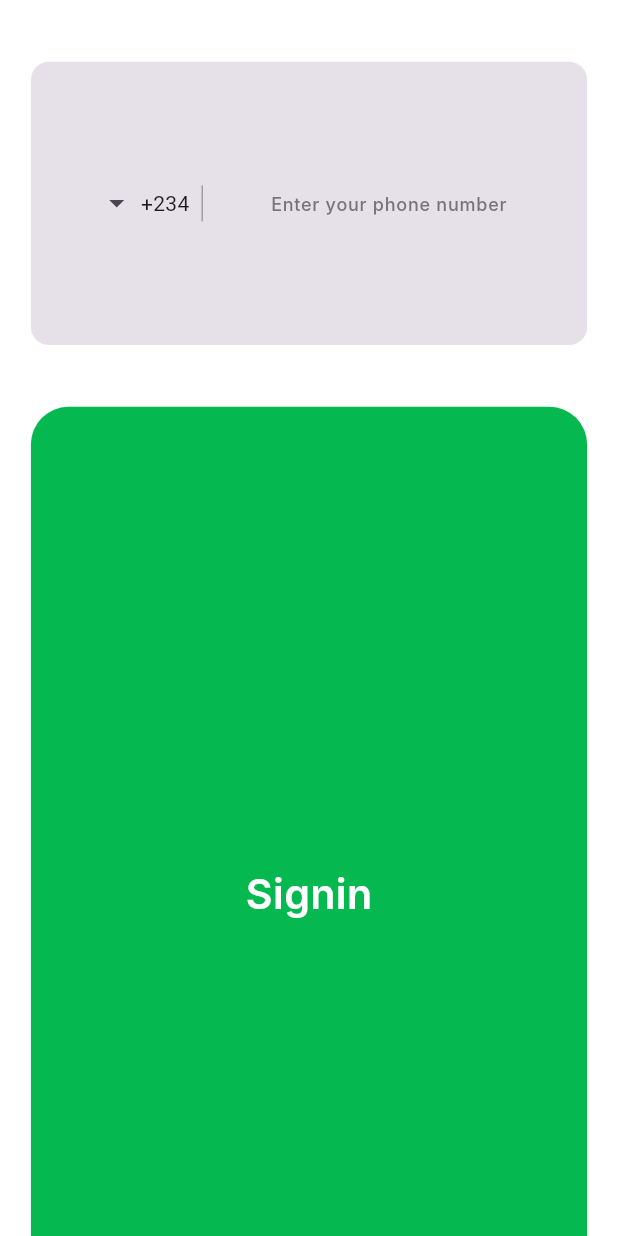
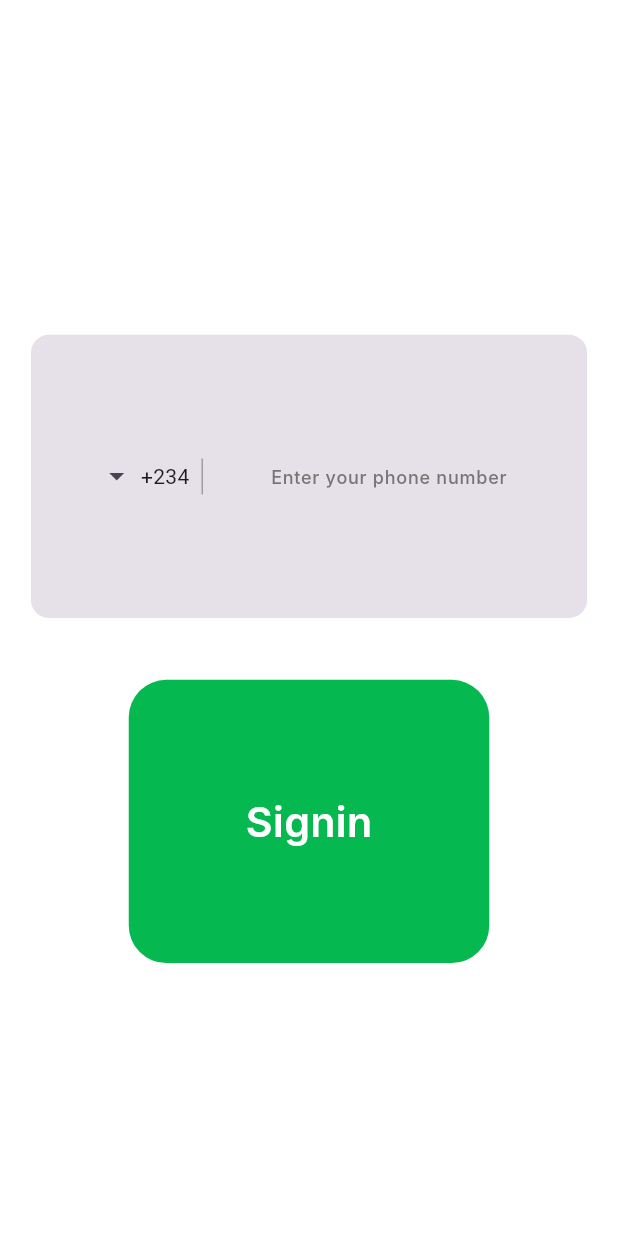
Before and after one commit to John-Maricool/SOS-Panic_Wear, a Flutter app: the screen it shows after launch, on a phone screen of 412 x 824 dp. Run offline on Flutter 3.47's test engine with Material 3 defaults, Android fonts, the phone set to English and light mode, and no system bars; drawn by our look-alikes of intl_phone_field; our stand-ins replace bot_toast, flutter_screenutil, geocoding, get, hive, location and 3 more; accounts and stored records are empty; Roboto replaces fonts that are missing (Inter).

```diff
--- a/lib/screens/existing_User.dart
+++ b/lib/screens/existing_User.dart
@@ -25,9 +25,7 @@
 
     return Scaffold(
       backgroundColor: AppColor.white,
-      body: SingleChildScrollView(
-        // Make the content scrollable
-        child: Padding(
+      body: Padding(
         padding: EdgeInsets.only(
           top: screenHeight * 0.05, // Adjust padding dynamically
           left: screenWidth * 0.05,
@@ -45,8 +43,7 @@
               controller: phonecontroller,
               inputFormatters: [
                 FilteringTextInputFormatter.digitsOnly, // Allow only digits
-                  LengthLimitingTextInputFormatter(
-                      10), // Limit to 10 characters
+                LengthLimitingTextInputFormatter(10), // Limit to 10 characters
               ],
               flagsButtonMargin: EdgeInsets.symmetric(
                 horizontal: screenWidth * 0.1, // Adjust margin dynamically
@@ -84,8 +81,8 @@
             Obx(
               () => NavContainerButton(
                 text: 'Signin',
-                  width: 140.w,
-                  height: 55.h,
+                width: 140,
+                height: 55,
                 isEnabled: true,
                 appState: controller.appState.value,
                 onTap: () {
@@ -116,7 +113,6 @@
           ],
         ),
       ),
-      ),
     );
   }
 }
--- a/lib/screens/login_Otp.dart
+++ b/lib/screens/login_Otp.dart
@@ -53,8 +53,7 @@
   Widget build(BuildContext context) {
     return Scaffold(
       backgroundColor: Colors.white,
-      body: SingleChildScrollView(
-        child: Padding(
+      body: Padding(
         padding: const EdgeInsets.symmetric(horizontal: 15),
         child: Column(
           crossAxisAlignment: CrossAxisAlignment.start,
@@ -76,8 +75,7 @@
                   TextSpan(
                       text: "$phone",
                       style: AppTextTheme.h14.copyWith(
-                            color: AppColor.green,
-                            fontWeight: FontWeight.bold)),
+                          color: AppColor.green, fontWeight: FontWeight.bold)),
                 ],
               ),
               textAlign: TextAlign.start,
@@ -148,7 +146,6 @@
           ],
         ),
       ),
-      ),
     );
   }
 }
```
Also changed, not shown: 4 other files. Lines whose indentation alone changed are shown as unchanged.
